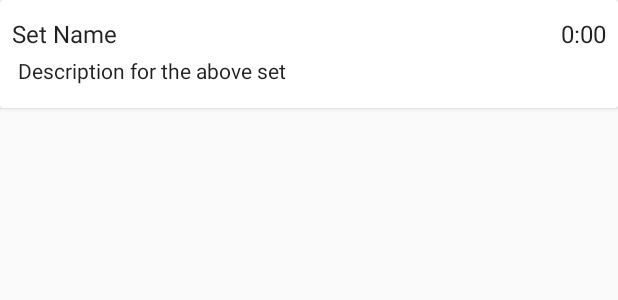
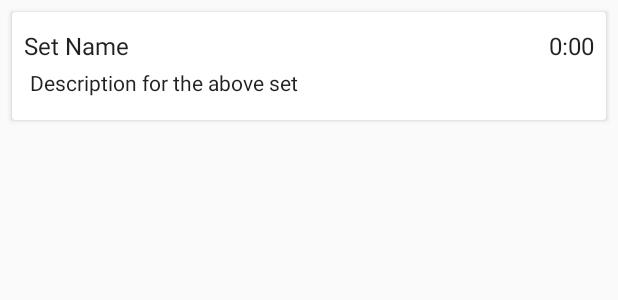
Before and after one commit to UCDTtbot/WorkoutPlanner, an Android app: the layout set_list_item.xml on its own in the app's theme, with its tools: preview values and no code run, on a phone screen of 412 x 824 dp. Shown: the top 300 px of the screen. Run offline under Robolectric (Android 15) with nearby library versions, the phone set to English and light mode, and no system bars.

Commit message:
Cardview Adjustment
Adjusted the card margins

```diff
--- a/app/src/main/java/com/shibedays/workoutplanner/ui/MainActivity.java
+++ b/app/src/main/java/com/shibedays/workoutplanner/ui/MainActivity.java
@@ -144,9 +144,8 @@ public class MainActivity extends AppCompatActivity implements AddEditWorkoutDia
 
 
         // Add the horizontal bar lines as an item decoration
-        RecyclerView.ItemDecoration itemDecoration = new
-                DividerItemDecoration(this, DividerItemDecoration.VERTICAL);
-        mRecyclerView.addItemDecoration(itemDecoration);
+        //RecyclerView.ItemDecoration itemDecoration = new DividerItemDecoration(this, DividerItemDecoration.VERTICAL);
+        //mRecyclerView.addItemDecoration(itemDecoration);
         //TODO: Add recycler animation?
 
             //region TOUCH_SWIPE_SETUP
--- a/app/src/main/java/com/shibedays/workoutplanner/ui/MyWorkoutActivity.java
+++ b/app/src/main/java/com/shibedays/workoutplanner/ui/MyWorkoutActivity.java
@@ -310,9 +310,8 @@ public class MyWorkoutActivity extends AppCompatActivity implements SetAdapter.S
         mRecyclerView.setAdapter(mSetAdapter);
         mSetAdapter.notifyDataSetChanged();
 
-        RecyclerView.ItemDecoration itemDecoration = new
-                DividerItemDecoration(this, DividerItemDecoration.VERTICAL);
-        mRecyclerView.addItemDecoration(itemDecoration);
+        //RecyclerView.ItemDecoration itemDecoration = new DividerItemDecoration(this, DividerItemDecoration.VERTICAL);
+        //mRecyclerView.addItemDecoration(itemDecoration);
 
         //region TOUCH_SWIPE_SETUP
         int dragDirs = ItemTouchHelper.UP | ItemTouchHelper.DOWN;
--- a/app/src/main/res/layout/set_list_item.xml
+++ b/app/src/main/res/layout/set_list_item.xml
@@ -6,8 +6,9 @@
     android:layout_width="match_parent"
     android:layout_height="@dimen/list_standard_size"
     android:foreground="?attr/selectableItemBackground"
-    android:clickable="true"
-    android:focusable="true">
+    android:layout_marginStart="@dimen/standard_padding"
+    android:layout_marginTop="@dimen/standard_padding"
+    android:layout_marginEnd="@dimen/standard_padding">
 
     <RelativeLayout
         android:layout_width="match_parent"
--- a/app/src/main/res/layout/workout_list_item.xml
+++ b/app/src/main/res/layout/workout_list_item.xml
@@ -6,8 +6,9 @@
     android:layout_width="match_parent"
     android:layout_height="@dimen/list_standard_size"
     android:foreground="?attr/selectableItemBackground"
-    android:clickable="true"
-    android:focusable="true">
+    android:layout_marginStart="@dimen/standard_padding"
+    android:layout_marginTop="@dimen/standard_padding"
+    android:layout_marginEnd="@dimen/standard_padding">
 
     <RelativeLayout
         android:layout_width="match_parent"
```
